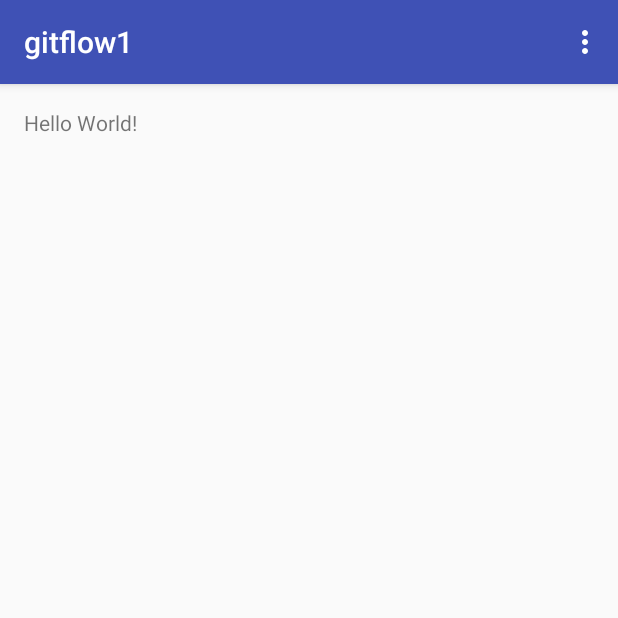
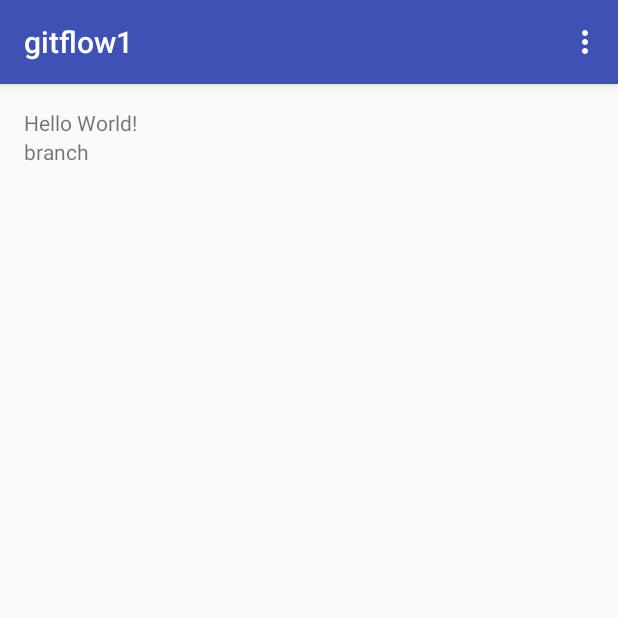
Before and after one commit to kaigaozhang/gitflow1, an Android app: the screen it shows after launch (MainActivity), on a phone screen of 412 x 824 dp, the top half of it. Run offline under Robolectric (Android 15) with nearby library versions, the phone set to English and light mode, and no system bars.

Commit message:
branches commit1

```diff
--- a/app/src/main/res/layout/content_main.xml
+++ b/app/src/main/res/layout/content_main.xml
@@ -13,7 +13,16 @@
     tools:showIn="@layout/activity_main">
 
     <TextView
+        android:id="@+id/tv1"
         android:layout_width="wrap_content"
         android:layout_height="wrap_content"
         android:text="Hello World!" />
+
+
+    <TextView
+        android:layout_width="wrap_content"
+        android:layout_height="wrap_content"
+        android:layout_below="@id/tv1"
+        android:text="branch" />
+
 </RelativeLayout>
```
